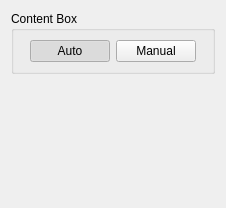
ImageProcessing-ElectronicPublications/scantailor-deviant, file filters/select_content/ui/SelectContentOptionsWidget.ui: the form before one commit.
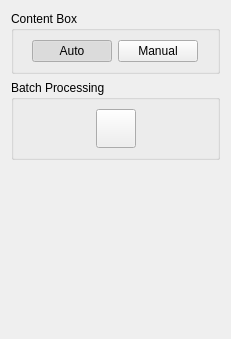
The form after the commit. Icons and pictures are not drawn.

Diff of the .ui file:
```diff
--- a/filters/select_content/ui/SelectContentOptionsWidget.ui
+++ b/filters/select_content/ui/SelectContentOptionsWidget.ui
@@ -5,14 +5,14 @@
    <rect>
     <x>0</x>
     <y>0</y>
-    <width>226</width>
-    <height>208</height>
+    <width>231</width>
+    <height>339</height>
    </rect>
   </property>
   <property name="windowTitle" >
    <string>Form</string>
   </property>
-  <layout class="QVBoxLayout" >
+  <layout class="QVBoxLayout" name="verticalLayout" >
    <item>
     <widget class="QGroupBox" name="groupBox" >
      <property name="title" >
@@ -78,11 +78,63 @@
     </widget>
    </item>
    <item>
-    <spacer>
+    <widget class="QGroupBox" name="groupBox_2" >
+     <property name="title" >
+      <string>Batch Processing</string>
+     </property>
+     <layout class="QHBoxLayout" name="horizontalLayout" >
+      <item>
+       <spacer name="horizontalSpacer" >
+        <property name="orientation" >
+         <enum>Qt::Horizontal</enum>
+        </property>
+        <property name="sizeHint" stdset="0" >
+         <size>
+          <width>67</width>
+          <height>20</height>
+         </size>
+        </property>
+       </spacer>
+      </item>
+      <item>
+       <widget class="QToolButton" name="batchProcessingBtn" >
+        <property name="text" >
+         <string/>
+        </property>
+        <property name="icon" >
+         <iconset resource="../../../resources/resources.qrc" >
+          <normaloff>:/icons/media-playback-start.png</normaloff>:/icons/media-playback-start.png</iconset>
+        </property>
+        <property name="iconSize" >
+         <size>
+          <width>32</width>
+          <height>32</height>
+         </size>
+        </property>
+       </widget>
+      </item>
+      <item>
+       <spacer name="horizontalSpacer_2" >
+        <property name="orientation" >
+         <enum>Qt::Horizontal</enum>
+        </property>
+        <property name="sizeHint" stdset="0" >
+         <size>
+          <width>67</width>
+          <height>20</height>
+         </size>
+        </property>
+       </spacer>
+      </item>
+     </layout>
+    </widget>
+   </item>
+   <item>
+    <spacer name="verticalSpacer" >
      <property name="orientation" >
       <enum>Qt::Vertical</enum>
      </property>
-     <property name="sizeHint" >
+     <property name="sizeHint" stdset="0" >
       <size>
        <width>20</width>
        <height>40</height>
```
Left out of the diff: 8 changed lines with no effect on the pictures.
